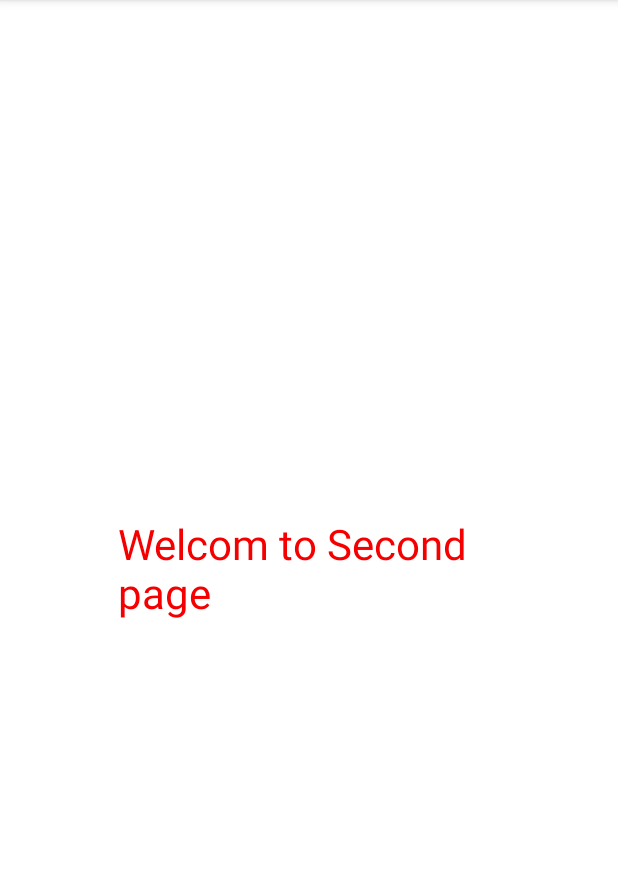
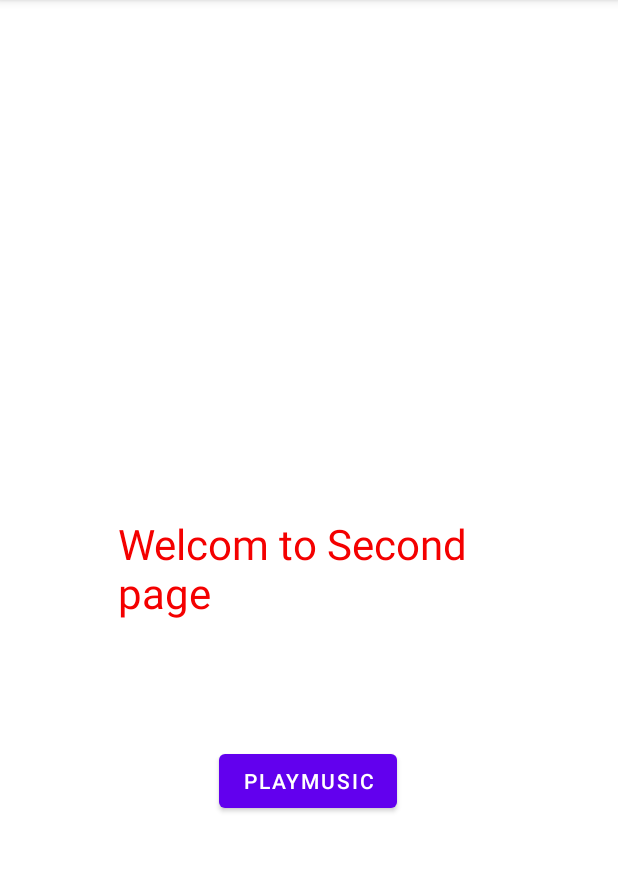
Before and after one commit to HAYU9013/IndoorPosition-Kotlin, an Android app: the SecondPage screen opened directly, with no data from a screen before it, on a phone screen of 412 x 824 dp, the part 84-956 px from its top. Run offline under Robolectric (Android 15) with nearby library versions, the phone set to English and light mode, and no system bars.

Commit message:
feat: play music in second page

```diff
--- a/app/src/main/res/layout/second_page.xml
+++ b/app/src/main/res/layout/second_page.xml
@@ -20,5 +20,18 @@
             app:layout_constraintEnd_toEndOf="parent"
             app:layout_constraintStart_toStartOf="parent"
             app:layout_constraintTop_toTopOf="parent" />
+
+        <Button
+            android:id="@+id/playMusic"
+            android:layout_width="wrap_content"
+            android:layout_height="wrap_content"
+            android:layout_marginTop="64dp"
+            android:text="playMusic"
+            app:layout_constraintBottom_toBottomOf="parent"
+            app:layout_constraintEnd_toEndOf="parent"
+            app:layout_constraintHorizontal_bias="0.498"
+            app:layout_constraintStart_toStartOf="parent"
+            app:layout_constraintTop_toBottomOf="@+id/textView"
+            app:layout_constraintVertical_bias="0.033" />
     </androidx.constraintlayout.widget.ConstraintLayout>
 </LinearLayout>
```
Also changed, not shown: app/src/main/java/com/example/gscindoorposition/SecondPage.kt (+41 -0 lines), 1 other file.
